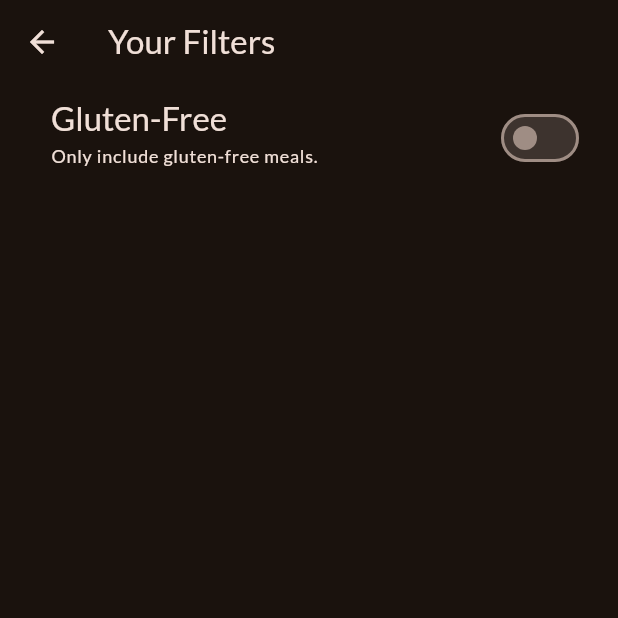
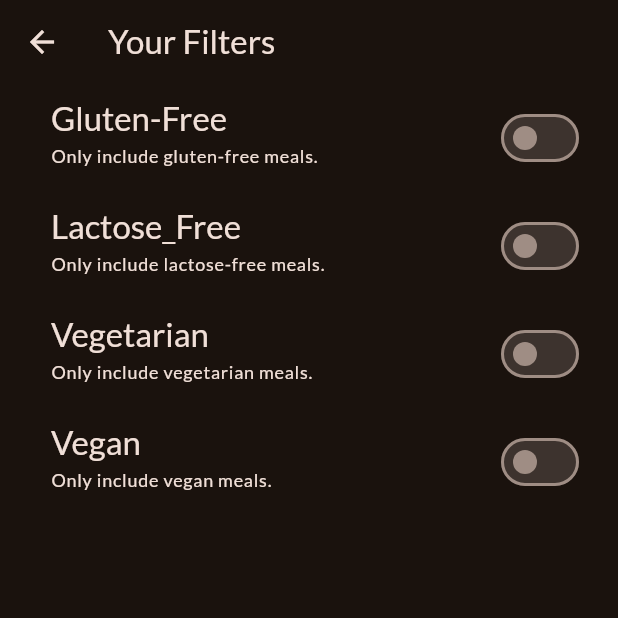
Before and after one commit to thenext10legend/meals_app, a Flutter app: the FiltersScreen screen opened directly, on a phone screen of 412 x 824 dp, the top half of it. Run offline on Flutter 3.47's test engine with Material 2 defaults, Android fonts, the phone set to English and light mode, and no system bars; our stand-ins replace google_fonts, transparent_image.

Commit message:
170. Adding More Filter Options

```diff
--- a/lib/screens/filters.dart
+++ b/lib/screens/filters.dart
@@ -11,6 +11,9 @@ class FiltersScreen extends StatefulWidget {
 
 class _FiltersScreenState extends State<FiltersScreen> {
   var _gluterFreeFilterSet = false;
+  var _lactoseFreeFilterSet = false;
+  var _vegeterianFilterSet = false;
+  var _veganFilterSet = false;
 
   @override
   Widget build(BuildContext context) {
@@ -56,7 +59,82 @@ class _FiltersScreenState extends State<FiltersScreen> {
                 left: 34,
                 right: 22,
               ),
-            )
+            ),
+            SwitchListTile(
+              value: _lactoseFreeFilterSet,
+              onChanged: (isChecked) {
+                setState(() {
+                  _lactoseFreeFilterSet = isChecked;
+                });
+              },
+              title: Text(
+                "Lactose_Free",
+                style: Theme.of(context).textTheme.titleLarge!.copyWith(
+                      color: Theme.of(context).colorScheme.onBackground,
+                    ),
+              ),
+              subtitle: Text(
+                "Only include lactose-free meals.",
+                style: Theme.of(context).textTheme.labelMedium!.copyWith(
+                      color: Theme.of(context).colorScheme.onBackground,
+                    ),
+              ),
+              activeColor: Theme.of(context).colorScheme.tertiary,
+              contentPadding: EdgeInsets.only(
+                left: 34,
+                right: 22,
+              ),
+            ),
+            SwitchListTile(
+              value: _vegeterianFilterSet,
+              onChanged: (isChecked) {
+                setState(() {
+                  _vegeterianFilterSet = isChecked;
+                });
+              },
+              title: Text(
+                "Vegetarian",
+                style: Theme.of(context).textTheme.titleLarge!.copyWith(
+                      color: Theme.of(context).colorScheme.onBackground,
+                    ),
+              ),
+              subtitle: Text(
+                "Only include vegetarian meals.",
+                style: Theme.of(context).textTheme.labelMedium!.copyWith(
+                      color: Theme.of(context).colorScheme.onBackground,
+                    ),
+              ),
+              activeColor: Theme.of(context).colorScheme.tertiary,
+              contentPadding: EdgeInsets.only(
+                left: 34,
+                right: 22,
+              ),
+            ),
+            SwitchListTile(
+              value: _veganFilterSet,
+              onChanged: (isChecked) {
+                setState(() {
+                  _veganFilterSet = isChecked;
+                });
+              },
+              title: Text(
+                "Vegan",
+                style: Theme.of(context).textTheme.titleLarge!.copyWith(
+                      color: Theme.of(context).colorScheme.onBackground,
+                    ),
+              ),
+              subtitle: Text(
+                "Only include vegan meals.",
+                style: Theme.of(context).textTheme.labelMedium!.copyWith(
+                      color: Theme.of(context).colorScheme.onBackground,
+                    ),
+              ),
+              activeColor: Theme.of(context).colorScheme.tertiary,
+              contentPadding: EdgeInsets.only(
+                left: 34,
+                right: 22,
+              ),
+            ),
           ],
         ));
   }
```
